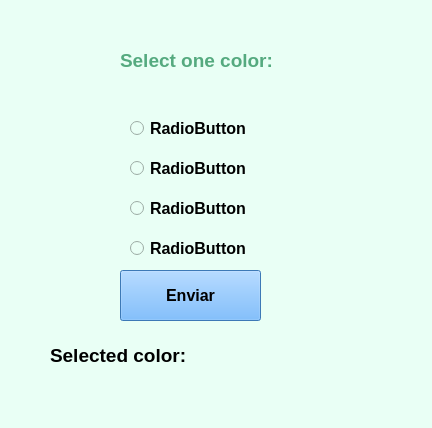
Above: class7/class7-radiobuttons.ui from RafaFurla/LearningPyQt5 before the change. Below: the same form after it.
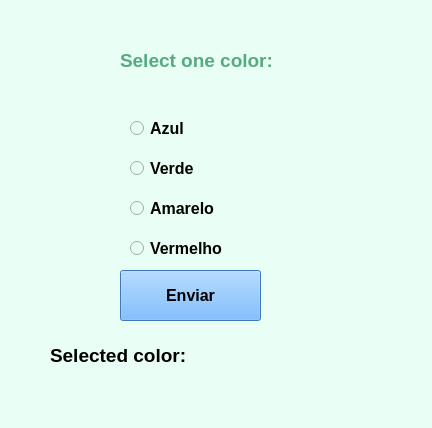
That is the form after the change.

Patch:
```diff
--- a/class7/class7-radiobuttons.ui
+++ b/class7/class7-radiobuttons.ui
@@ -37,7 +37,7 @@
      </font>
     </property>
     <property name="text">
-     <string>RadioButton</string>
+     <string>Azul</string>
     </property>
    </widget>
 
@@ -58,7 +58,7 @@
      </font>
     </property>
     <property name="text">
-     <string>RadioButton</string>
+     <string>Verde</string>
     </property>
    </widget>
 
@@ -79,7 +79,7 @@
      </font>
     </property>
     <property name="text">
-     <string>RadioButton</string>
+     <string>Amarelo</string>
     </property>
    </widget>
 
@@ -100,7 +100,7 @@
      </font>
     </property>
     <property name="text">
-     <string>RadioButton</string>
+     <string>Vermelho</string>
     </property>
    </widget>
 
```
Left out of the diff: 9 changed lines with no effect on the pictures.
